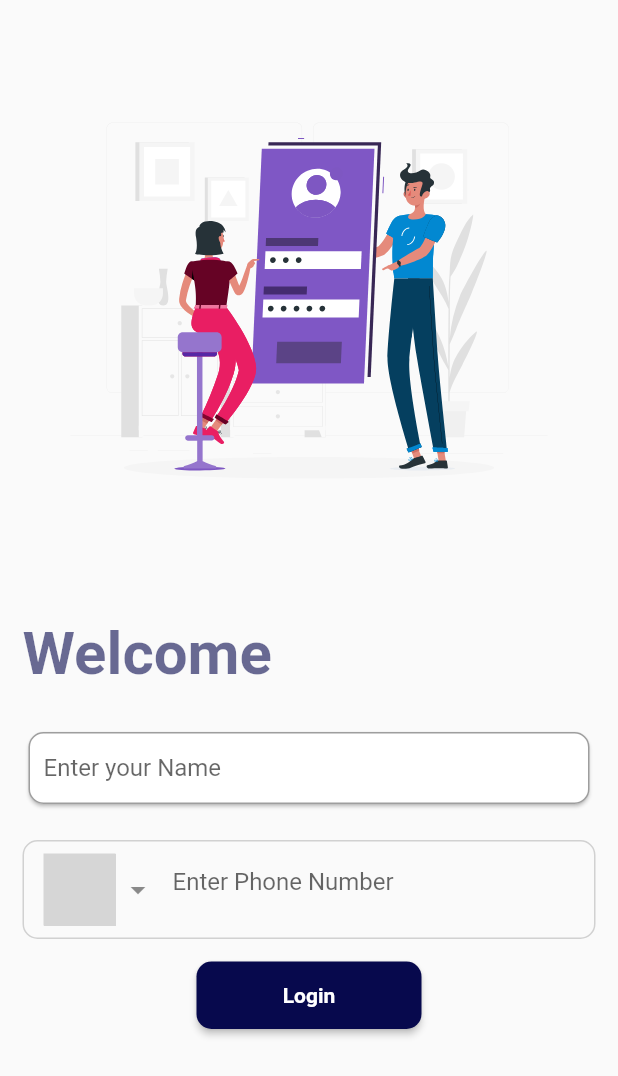
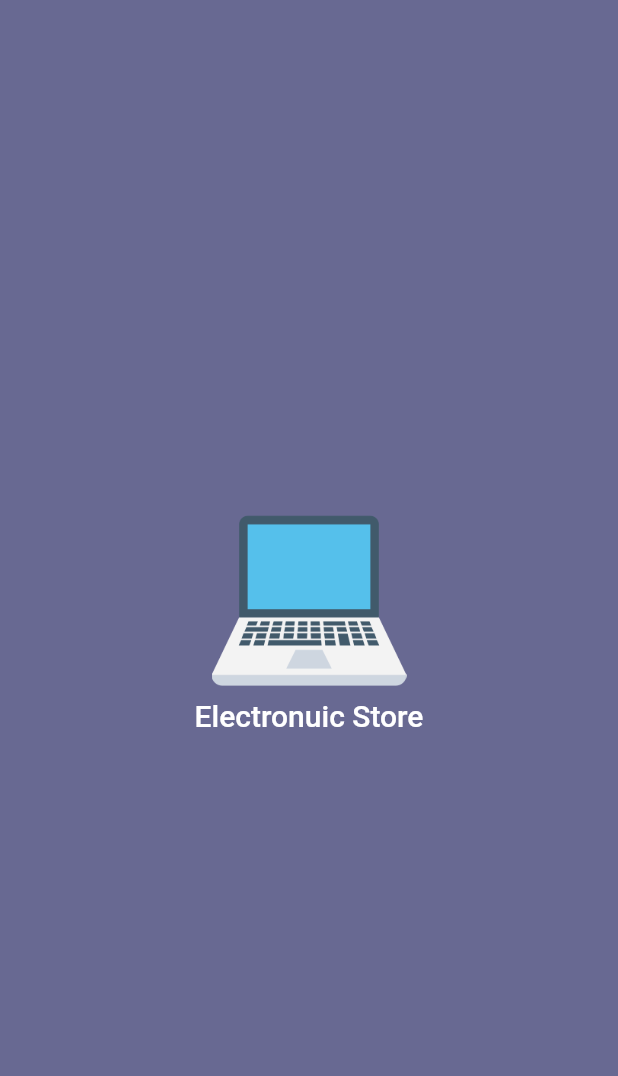
Before and after one commit to Mahmoudagha01/electronic-Store, a Flutter app: the first screen one second after launch, on a phone screen of 412 x 824 dp. Shown: the top 1076 px of the screen. Run offline on Flutter 3.47's test engine with Material 2 defaults, Android fonts, the phone set to English and light mode, and no system bars; our stand-ins replace bloc, carousel_slider, flutter_bloc, flutter_local_notifications, lottie, shared_preferences; missing offline and left inert: fl_country_code_picker; grey boxes are pictures that could not be loaded.

Commit message:
finish App

```diff
--- /dev/null
+++ b/lib/helper/local/cache_helper.dart
@@ -0,0 +1,34 @@
+import 'package:shared_preferences/shared_preferences.dart';
+
+class CacheHelper {
+  static late SharedPreferences sharedPreferences;
+
+  static init() async {
+    sharedPreferences = await SharedPreferences.getInstance();
+  }
+
+  static dynamic getDataFromSharedPreference({required String key}) {
+    return sharedPreferences.get(key);
+  }
+
+  static Future<bool> saveDataSharedPreference(
+      {required String key, required dynamic value}) async {
+    if (value is bool) {
+      return await sharedPreferences.setBool(key, value);
+    } else if (value is String) {
+      return await sharedPreferences.setString(key, value);
+    } else if (value is int) {
+      return await sharedPreferences.setInt(key, value);
+    } else {
+      return await sharedPreferences.setDouble(key, value);
+    }
+  }
+
+  static Future<bool> removeData({required String key}) async {
+    return await sharedPreferences.remove(key);
+  }
+
+  static Future clearData(){
+    return sharedPreferences.clear();
+  }
+}
--- a/lib/main.dart
+++ b/lib/main.dart
@@ -10,6 +10,7 @@ import 'package:electronicsstrore/data/repository/getProduct_repo.dart';
 import 'package:electronicsstrore/data/repository/gethelp_repo.dart';
 import 'package:electronicsstrore/data/repository/verifyotp_repo.dart';
 import 'package:electronicsstrore/data/repository/vrifyphone_repo.dart';
+import 'package:electronicsstrore/helper/local/cache_helper.dart';
 import 'package:electronicsstrore/helper/notification/notifications.dart';
 import 'package:electronicsstrore/utilities/router.dart';
 import 'package:electronicsstrore/utilities/routes.dart';
@@ -19,6 +20,7 @@ import 'package:flutter_bloc/flutter_bloc.dart';
 void main() async {
   WidgetsFlutterBinding.ensureInitialized();
   await NotificationService().init();
+  await CacheHelper.init();
   runApp(const MyApp());
 }
 
@@ -50,12 +52,12 @@ class MyApp extends StatelessWidget {
             ),
           ),
         ),
-        BlocProvider(create: (context)=>HelpCubit(HelpRepository(HelpApi())))
+        BlocProvider(create: (context) => HelpCubit(HelpRepository(HelpApi())))
       ],
       child: const MaterialApp(
         debugShowCheckedModeBanner: false,
         onGenerateRoute: onGenerate,
-        initialRoute: AppRoutes.login,
+        initialRoute: AppRoutes.splash,
       ),
     );
   }
--- a/lib/presentation/screens/login.dart
+++ b/lib/presentation/screens/login.dart
@@ -25,7 +25,6 @@ class _LoginState extends State<Login> {
       const CountryCode(name: 'Egypt', code: 'EG', dialCode: '+20');
   @override
   Widget build(BuildContext context) {
-    final loginData = BlocProvider.of<AuthCubit>(context).verifyPhoneModel;
     return Scaffold(
       body: SingleChildScrollView(
         child: Form(
--- a/lib/presentation/screens/productdetails.dart
+++ b/lib/presentation/screens/productdetails.dart
@@ -1,5 +1,4 @@
 import 'package:flutter/material.dart';
-
 import 'package:electronicsstrore/data/models/product_model.dart';
 
 class ProductDetails extends StatefulWidget {
--- /dev/null
+++ b/lib/presentation/screens/splash.dart
@@ -0,0 +1,63 @@
+import 'dart:async';
+import 'package:electronicsstrore/utilities/routes.dart';
+import 'package:flutter/material.dart';
+import '../../helper/local/cache_helper.dart';
+
+class Splash extends StatefulWidget {
+  const Splash({super.key});
+
+  @override
+  State<Splash> createState() => _SplashState();
+}
+
+class _SplashState extends State<Splash> {
+  @override
+  void initState() {
+    Timer(const Duration(seconds: 2), () async {
+      bool? isLogged =
+          await CacheHelper.getDataFromSharedPreference(key: "isLoggedIn");
+      isLogged != null
+          ? Navigator.pushNamed(context, AppRoutes.home)
+          : Navigator.pushNamed(context, AppRoutes.login);
+    });
+    super.initState();
+  }
+
+  @override
+  Widget build(BuildContext context) {
+    return Scaffold(
+      body: Container(
+        color: const Color.fromRGBO(7, 9, 77, 0.6),
+        width: MediaQuery.of(context).size.width,
+        height: MediaQuery.of(context).size.height,
+        child: SizedBox(
+          width: 120,
+          height: 120,
+          child: Column(
+            mainAxisAlignment: MainAxisAlignment.center,
+            children: [
+              Center(
+                child: Container(
+                  width: 130,
+                  height: 130,
+                  decoration: const BoxDecoration(
+                    image: DecorationImage(
+                      image: AssetImage("assets/images/laptop.png"),
+                    ),
+                  ),
+                ),
+              ),
+              Text(
+                "Electronuic Store",
+                style: Theme.of(context)
+                    .textTheme
+                    .headline6!
+                    .copyWith(color: Colors.white),
+              )
+            ],
+          ),
+        ),
+      ),
+    );
+  }
+}
--- a/lib/utilities/router.dart
+++ b/lib/utilities/router.dart
@@ -3,13 +3,16 @@ import 'package:electronicsstrore/presentation/screens/help.dart';
 import 'package:electronicsstrore/presentation/screens/login.dart';
 import 'package:electronicsstrore/presentation/screens/otp.dart';
 import 'package:electronicsstrore/presentation/screens/productdetails.dart';
+import 'package:electronicsstrore/presentation/screens/splash.dart';
 import 'package:electronicsstrore/utilities/routes.dart';
 import 'package:flutter/material.dart';
-
 import '../presentation/screens/home.dart';
 
 Route<dynamic> onGenerate(RouteSettings settings) {
   switch (settings.name) {
+        case AppRoutes.splash:
+      return MaterialPageRoute(builder: (context) => const Splash());
+
     case AppRoutes.login:
       return MaterialPageRoute(builder: (context) => const Login());
 
@@ -29,7 +32,8 @@ Route<dynamic> onGenerate(RouteSettings settings) {
 
           case AppRoutes.help:
       return MaterialPageRoute(builder: (context) => const Help());
+
     default:
-      return MaterialPageRoute(builder: ((context) => const Login()));
+      return MaterialPageRoute(builder: ((context) => const Splash()));
   }
 }
--- a/lib/utilities/routes.dart
+++ b/lib/utilities/routes.dart
@@ -1,5 +1,6 @@
 class AppRoutes {
-  static const String login = "/";
+  static const String splash = "/";
+    static const String login = "/login";
   static const String otp = "/otp";
   static const String home = "/home";
   static const String details = "/details";
--- a/pubspec.yaml
+++ b/pubspec.yaml
@@ -39,6 +39,7 @@ dependencies:
   flutter_local_notifications: ^12.0.3
   http: ^0.13.5
   lottie: ^1.4.3
+  shared_preferences: ^2.0.15
 
 
 dev_dependencies:
```
Also changed, not shown: lib/presentation/screens/help.dart (+3 -4 lines), lib/presentation/screens/home.dart (+4 -52 lines), lib/presentation/screens/otp.dart (+5 -4 lines), lib/presentation/widgets/category_card.dart (added, +93 -0 lines), assets/images/laptop.png (added), pubspec.lock, 1 other file.
